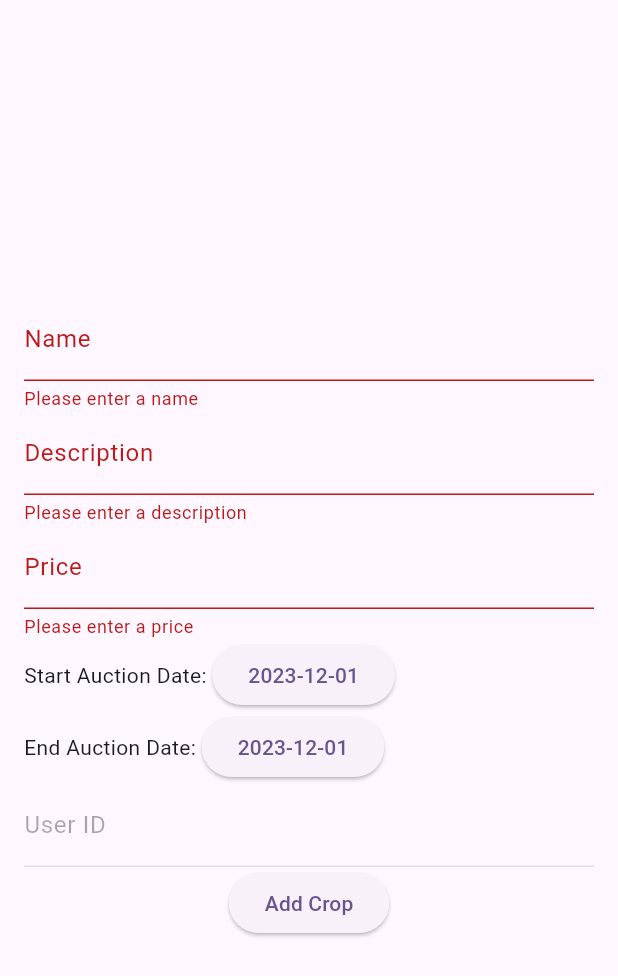
After one commit to a-javed2002/bidding, a Flutter app: the CropAdd screen opened directly, after a tap on "Add Crop", on a phone screen of 412 x 824 dp. The commit adds this screen. Shown: the top 976 px of the screen. Run offline on Flutter 3.47's test engine with Material 3 defaults, Android fonts, the phone set to English and light mode, and no system bars; our stand-ins replace cloud_firestore, firebase_auth, firebase_core; accounts and stored records are empty.

Commit message:
second commit

```diff
--- /dev/null
+++ b/lib/crop-add.dart
@@ -0,0 +1,209 @@
+import 'package:bid/crop.dart';
+import 'package:flutter/material.dart';
+import 'package:bid/common/pop-up.dart';
+import 'package:bid/login.dart';
+import 'package:cloud_firestore/cloud_firestore.dart';
+import 'package:firebase_auth/firebase_auth.dart';
+
+class CropAdd extends StatefulWidget {
+  @override
+  _CropAddState createState() => _CropAddState();
+}
+
+class _CropAddState extends State<CropAdd> {
+  final FirebaseAuth _auth = FirebaseAuth.instance;
+  final FirebaseFirestore _firestore = FirebaseFirestore.instance;
+  final GlobalKey<FormState> _formKey = GlobalKey<FormState>();
+
+  late TextEditingController _nameController;
+  late TextEditingController _descriptionController;
+  late TextEditingController _priceController;
+  DateTime? _startAuctionDate;
+  DateTime? _endAuctionDate;
+  late TextEditingController _selectedRoleController;
+
+  @override
+  void initState() {
+    super.initState();
+    _nameController = TextEditingController();
+    _descriptionController = TextEditingController();
+    _priceController = TextEditingController();
+    _startAuctionDate = DateTime.now();
+    _endAuctionDate = DateTime.now();
+    _selectedRoleController = TextEditingController(text: '');
+
+    // Set the initial value of _selectedRoleController
+    _setSelectedRoleController();
+  }
+
+  // Set _selectedRoleController with the current user's ID
+  void _setSelectedRoleController() async {
+    User? user = _auth.currentUser;
+
+    if (user != null) {
+      setState(() {
+        _selectedRoleController.text = user.uid;
+      });
+    }
+  }
+
+  @override
+  void dispose() {
+    _nameController.dispose();
+    _descriptionController.dispose();
+    _priceController.dispose();
+    _selectedRoleController.dispose();
+    super.dispose();
+  }
+
+  Future<void> _insertCropData() async {
+  try {
+    await FirebaseFirestore.instance.collection('crop').add({
+      'name': _nameController.text,
+      'description': _descriptionController.text,
+      'price': _priceController.text,
+      'start_auct_date': _startAuctionDate!.toString(),
+      'end_auct_date': _endAuctionDate!.toString(),
+      'seller_id': _selectedRoleController.text,
+      'timestamp': FieldValue.serverTimestamp(),
+    });
+
+    print('Crop data inserted successfully!');
+  } catch (e) {
+    print('Error inserting crop data: $e');
+  }
+}
+
+
+  Future<void> _selectStartDate(BuildContext context) async {
+    DateTime? pickedDate = await showDatePicker(
+      context: context,
+      initialDate: _startAuctionDate!,
+      firstDate: DateTime(2000),
+      lastDate: DateTime(2101),
+    );
+
+    if (pickedDate != null && pickedDate != _startAuctionDate) {
+      setState(() {
+        _startAuctionDate = pickedDate;
+      });
+    }
+  }
+
+  Future<void> _selectEndDate(BuildContext context) async {
+    DateTime? pickedDate = await showDatePicker(
+      context: context,
+      initialDate: _endAuctionDate!,
+      firstDate: DateTime(2000),
+      lastDate: DateTime(2101),
+    );
+
+    if (pickedDate != null && pickedDate != _endAuctionDate) {
+      setState(() {
+        _endAuctionDate = pickedDate;
+      });
+    }
+  }
+
+  @override
+  Widget build(BuildContext context) {
+    return Scaffold(
+      // Existing scaffold code...
+
+      body: Padding(
+        padding: const EdgeInsets.all(16.0),
+        child: Form(
+          key: _formKey,
+          child: Column(
+            mainAxisAlignment: MainAxisAlignment.center,
+            children: [
+              TextFormField(
+                controller: _nameController,
+                decoration: InputDecoration(labelText: 'Name'),
+                validator: (value) {
+                  if (value == null || value.isEmpty) {
+                    return 'Please enter a name';
+                  }
+                  return null;
+                },
+              ),
+              TextFormField(
+                controller: _descriptionController,
+                decoration: InputDecoration(labelText: 'Description'),
+                validator: (value) {
+                  if (value == null || value.isEmpty) {
+                    return 'Please enter a description';
+                  }
+                  return null;
+                },
+              ),
+              TextFormField(
+                controller: _priceController,
+                decoration: InputDecoration(labelText: 'Price'),
+                validator: (value) {
+                  if (value == null || value.isEmpty) {
+                    return 'Please enter a price';
+                  }
+                  // You can add additional validation for numeric values if needed
+                  return null;
+                },
+              ),
+              Row(
+                children: [
+                  Text('Start Auction Date: '),
+                  ElevatedButton(
+                    onPressed: () => _selectStartDate(context),
+                    child: Text(
+                      _startAuctionDate!.toLocal().toString().split(' ')[0],
+                    ),
+                  ),
+                ],
+              ),
+              Row(
+                children: [
+                  Text('End Auction Date: '),
+                  ElevatedButton(
+                    onPressed: () => _selectEndDate(context),
+                    child: Text(
+                      _endAuctionDate!.toLocal().toString().split(' ')[0],
+                    ),
+                  ),
+                ],
+              ),
+
+              TextFormField(
+                controller: _selectedRoleController,
+                decoration: InputDecoration(labelText: 'User ID'),
+                enabled: false, // Disable editing
+              ),
+
+              ElevatedButton(
+                onPressed: () async {
+                  if (_formKey.currentState!.validate()) {
+                    _formKey.currentState!.save();
+
+                    // Use the controller values in your signup logic
+                    String name = _nameController.text;
+                    String description = _descriptionController.text;
+                    String price = _priceController.text;
+                    String startAuctionDate = _startAuctionDate!.toString();
+                    String endAuctionDate = _endAuctionDate!.toString();
+                    String userID = _selectedRoleController.text;
+
+                    // Remaining signup logic...
+
+                    Navigator.push(
+                      context,
+                      MaterialPageRoute(builder: (context) => CropView()),
+                    );
+                  }
+                },
+                child: Text('Add Crop'),
+              ),
+            ],
+          ),
+        ),
+      ),
+    );
+  }
+}
--- a/lib/batch.dart
+++ b/lib/crop.dart
@@ -1,16 +1,15 @@
-import 'package:bid/student-add.dart';
 import 'package:flutter/material.dart';
 import 'package:cloud_firestore/cloud_firestore.dart';
 
-class BatchView extends StatelessWidget {
+class CropView extends StatelessWidget {
   @override
   Widget build(BuildContext context) {
     return Scaffold(
       appBar: AppBar(
-        title: Text('Batches'),
+        title: Text('Crop View'),
       ),
       body: StreamBuilder<QuerySnapshot>(
-        stream: FirebaseFirestore.instance.collection('Batch').snapshots(),
+        stream: FirebaseFirestore.instance.collection('crop').snapshots(),
         builder: (context, snapshot) {
           if (!snapshot.hasData) {
             return Center(
@@ -26,29 +25,27 @@ class BatchView extends StatelessWidget {
               Map<String, dynamic> data =
                   documents[index].data() as Map<String, dynamic>;
               return ListTile(
-                title: Text("${data['BatchName']} --- ${data['Timings']}"),
-                subtitle: Text(data['Details']),
+                title: Text("${data['name']}"),
+                subtitle: Column(
+                  crossAxisAlignment: CrossAxisAlignment.start,
+                  children: [
+                    Text("Description: ${data['description']}"),
+                    Text("Price: ${data['price']}"),
+                    Text("Start Auction Date: ${data['start_auct_date']}"),
+                    Text("End Auction Date: ${data['end_auct_date']}"),
+                    Text("User ID: ${data['user_id']}"),
+                  ],
+                ),
                 trailing: Row(
                   mainAxisSize: MainAxisSize.min,
                   children: [
                     IconButton(
-                      icon: Icon(Icons.add),
+                      icon: Icon(Icons.panorama_fish_eye),
                       onPressed: () {
-                        Navigator.push(
-              context,
-              MaterialPageRoute(builder: (context) => StudentAdd(b_id_fk: documents[index].id,)),
-            );
+                        // Add any action you want when the eye icon is pressed
                       },
                     ),
-                    // IconButton(
-                    //   icon: Icon(Icons.delete),
-                    //   onPressed: () {
-                    //     FirebaseFirestore.instance
-                    //         .collection('Employee')
-                    //         .doc(documents[index].id)
-                    //         .delete();
-                    //   },
-                    // ),
+                    // Add more IconButton widgets for other actions
                   ],
                 ),
               );
```
Also changed, not shown: lib/batch-add.dart (deleted, +0 -111 lines), lib/login.dart (+58 -2 lines), lib/main.dart (+10 -10 lines), lib/signup.dart (+34 -2 lines), pubspec.lock, 1 other file.
